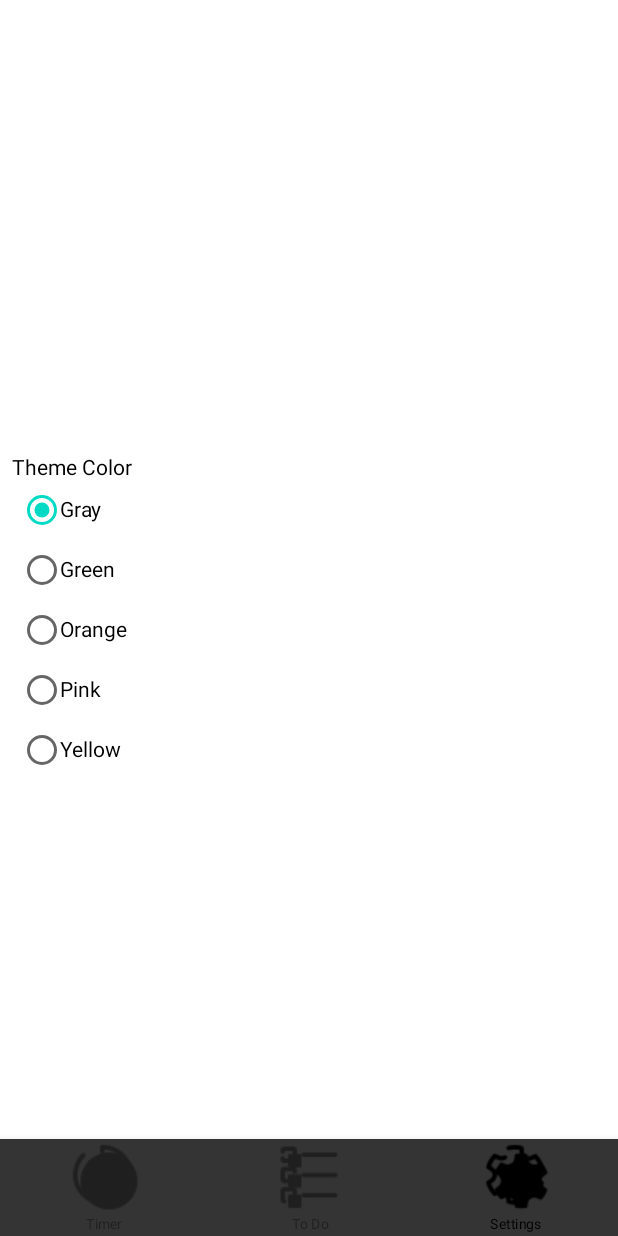
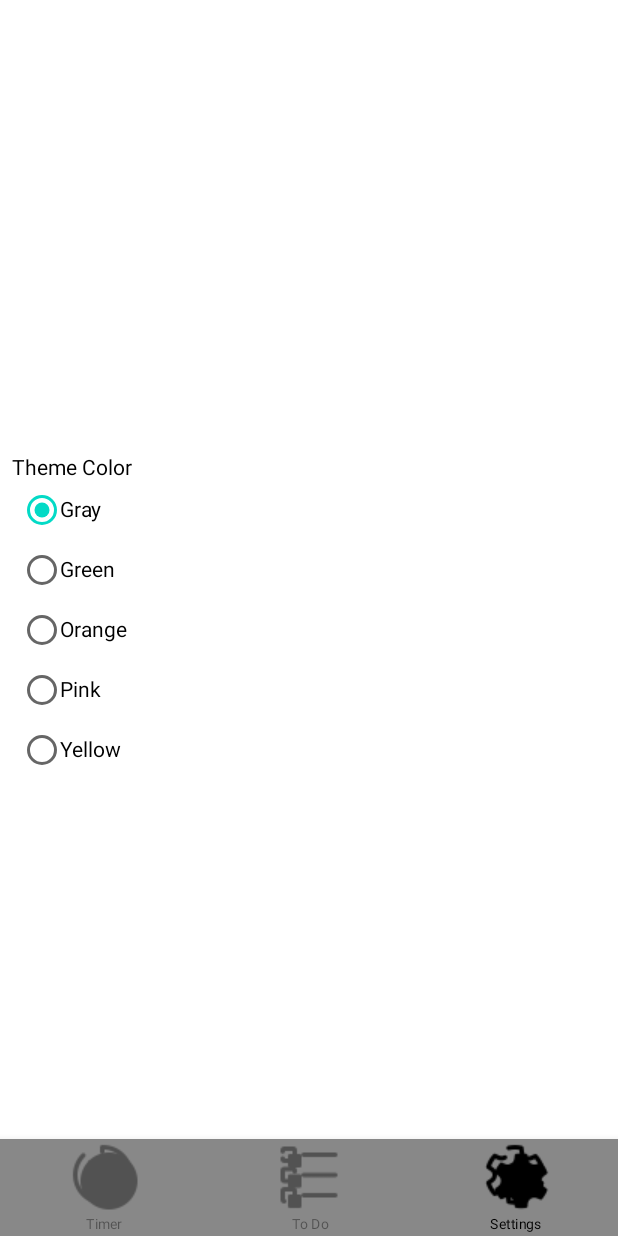
Before and after one commit to darrylssi/pom, an Android app built with Jetpack Compose: the SettingsScreen screen opened through its navigation route, after a tap on "Gray", on a phone screen of 412 x 824 dp. Run offline under Robolectric (Android 15) with nearby library versions, the phone set to English and light mode, and no system bars; 1 other tap on this screen came first.

Commit message:
Add animation and replace default color with theme

```diff
--- a/app/src/main/java/nz/ac/uclive/daa59/topom/Settings.kt
+++ b/app/src/main/java/nz/ac/uclive/daa59/topom/Settings.kt
@@ -41,7 +41,7 @@ fun SettingsScreen(colorViewModel: ColorViewModel) {
 
 @Composable
 fun ThemeComponent (colorViewModel: ColorViewModel) {
-    val selectedValue = rememberSaveable { mutableStateOf("") }
+    val selectedValue = rememberSaveable { mutableStateOf("green") }
     val contextForToast = LocalContext.current.applicationContext
     val toastText = stringResource(id = R.string.color_updated);
 
--- a/app/src/main/java/nz/ac/uclive/daa59/topom/Timer.kt
+++ b/app/src/main/java/nz/ac/uclive/daa59/topom/Timer.kt
@@ -5,6 +5,9 @@ import android.content.res.Configuration
 import android.net.Uri
 import android.os.VibrationEffect
 import android.os.Vibrator
+import androidx.compose.animation.animateColorAsState
+import androidx.compose.animation.core.animateFloatAsState
+import androidx.compose.animation.core.tween
 import androidx.compose.foundation.layout.Arrangement
 import androidx.compose.foundation.layout.Column
 import androidx.compose.foundation.layout.Row
@@ -22,6 +25,7 @@ import androidx.compose.runtime.saveable.rememberSaveable
 import androidx.compose.runtime.setValue
 import androidx.compose.ui.Alignment
 import androidx.compose.ui.Modifier
+import androidx.compose.ui.draw.scale
 import androidx.compose.ui.graphics.Color
 import androidx.compose.ui.platform.LocalConfiguration
 import androidx.compose.ui.platform.LocalContext
@@ -42,6 +46,9 @@ fun TimerScreen(
     var currentMin by rememberSaveable { mutableStateOf((totalTime / 1000L) / 60L) }
     var isTimerOn by rememberSaveable { mutableStateOf(false) }
     var pomPass by rememberSaveable { mutableStateOf(0) }
+
+    var size by rememberSaveable { mutableStateOf(1f) }
+    val animateScale by animateFloatAsState(targetValue = size)
 
     val configuration = LocalConfiguration.current
     val isPortrait = configuration.orientation == Configuration.ORIENTATION_PORTRAIT
@@ -74,10 +81,12 @@ fun TimerScreen(
                 },
                 fontSize = 44.sp,
                 fontWeight = FontWeight.Bold,
-                color = Color.Black
+                color = Color.Black,
+                modifier = Modifier.scale(scale = animateScale)
             )
             Button(
                 onClick = {
+                    size = if (isTimerOn) 1f else 1.5f
                     if(currentTime <= 0L) {
                         currentTime = totalTime
                         isTimerOn = true
--- a/app/src/main/java/nz/ac/uclive/daa59/topom/ToDo.kt
+++ b/app/src/main/java/nz/ac/uclive/daa59/topom/ToDo.kt
@@ -16,6 +16,7 @@ import androidx.compose.material.Checkbox
 import androidx.compose.material.MaterialTheme
 import androidx.compose.material.Text
 import androidx.compose.material.TextField
+import androidx.compose.material.TextFieldDefaults
 import androidx.compose.runtime.Composable
 import androidx.compose.runtime.collectAsState
 import androidx.compose.runtime.getValue
@@ -51,12 +52,13 @@ fun ToDoScreen(colorViewModel: ColorViewModel) {
             verticalAlignment = Alignment.CenterVertically
         ) {
             TextField(
+                colors = TextFieldDefaults.textFieldColors(cursorColor = getColor(colorViewModel = colorViewModel), focusedIndicatorColor = getColor(
+                    colorViewModel = colorViewModel)),
                 value = newTask,
                 onValueChange = { newTask = it },
                 modifier = Modifier
                     .weight(1f)
                     .padding(end = 16.dp),
-                textStyle = MaterialTheme.typography.body1,
                 singleLine = true,
                 placeholder = { Text(text = stringResource(R.string.enter_task)) }
             )
@@ -92,6 +94,6 @@ fun TaskItem(task: String) {
             onCheckedChange = { isCompleted = it }
         )
         Spacer(modifier = Modifier.width(8.dp))
-        Text(text = task, style = MaterialTheme.typography.body1)
+        Text(text = task)
     }
 }
--- a/app/src/main/res/values/colors.xml
+++ b/app/src/main/res/values/colors.xml
@@ -2,7 +2,7 @@
 <resources>
     <color name="black">#FF000000</color>
     <color name="white">#FFFFFFFF</color>
-    <color name="gray">#343434</color>
+    <color name="gray">#888888</color>
     <color name="green">#90B494</color>
     <color name="orange">#FFA836</color>
     <color name="pink">#EE7179</color>
```
